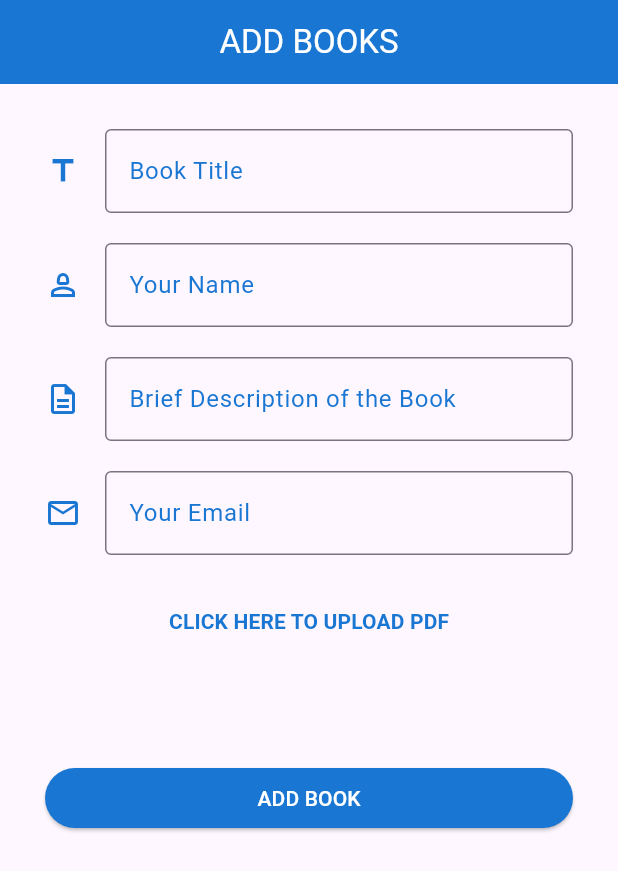
After one commit to iqbalsuwandi20/e-library, a Flutter app: the screen it shows after launch, after a tap on an icon or button, on a phone screen of 412 x 824 dp. The commit adds this screen. Shown: the top 871 px of the screen. Run offline on Flutter 3.47's test engine with Material 3 defaults, Android fonts, the phone set to English and light mode, and no system bars; our stand-ins replace convex_bottom_bar, file_picker, get, lottie, sqflite; accounts and stored records are empty.

Commit message:
berhasilmenambah book

```diff
--- /dev/null
+++ b/lib/app/data/databases/database_helper.dart
@@ -0,0 +1,65 @@
+import 'package:sqflite/sqflite.dart';
+import 'package:path/path.dart';
+
+import '../models/book_model.dart';
+
+class DatabaseHelper {
+  static final DatabaseHelper _instance = DatabaseHelper._internal();
+  factory DatabaseHelper() => _instance;
+  DatabaseHelper._internal();
+
+  static Database? _database;
+
+  Future<Database> get database async {
+    if (_database != null) return _database!;
+    _database = await _initDB();
+    return _database!;
+  }
+
+  Future<Database> _initDB() async {
+    String path = join(await getDatabasesPath(), 'books.db');
+    return await openDatabase(
+      path,
+      version: 1,
+      onCreate: (db, version) {
+        return db.execute('''
+          CREATE TABLE books(
+            id INTEGER PRIMARY KEY AUTOINCREMENT,
+            title TEXT,
+            author TEXT,
+            email TEXT,
+            pdfPath TEXT,
+            description TEXT
+          )
+        ''');
+      },
+    );
+  }
+
+  Future<void> insertBook(BookModel book) async {
+    final db = await database;
+    await db.insert(
+      'books',
+      book.toMap(),
+      conflictAlgorithm: ConflictAlgorithm.replace,
+    );
+  }
+
+  Future<List<BookModel>> getBooks() async {
+    final db = await database;
+    final List<Map<String, dynamic>> maps = await db.query('books');
+
+    return List.generate(maps.length, (i) {
+      return BookModel.fromMap(maps[i]);
+    });
+  }
+
+  Future<void> deleteBook(int id) async {
+    final db = await database;
+    await db.delete(
+      'books',
+      where: 'id = ?',
+      whereArgs: [id],
+    );
+  }
+}
--- /dev/null
+++ b/lib/app/data/models/book_model.dart
@@ -0,0 +1,39 @@
+class BookModel {
+  final int? id;
+  final String title;
+  final String author;
+  final String email;
+  final String pdfPath;
+  final String description;
+
+  BookModel({
+    this.id,
+    required this.title,
+    required this.author,
+    required this.email,
+    required this.pdfPath,
+    required this.description,
+  });
+
+  Map<String, dynamic> toMap() {
+    return {
+      'id': id,
+      'title': title,
+      'author': author,
+      'email': email,
+      'pdfPath': pdfPath,
+      'description': description,
+    };
+  }
+
+  factory BookModel.fromMap(Map<String, dynamic> map) {
+    return BookModel(
+      id: map['id'],
+      title: map['title'],
+      author: map['author'],
+      email: map['email'],
+      pdfPath: map['pdfPath'],
+      description: map['description'],
+    );
+  }
+}
--- /dev/null
+++ b/lib/app/modules/add_books/bindings/add_books_binding.dart
@@ -0,0 +1,12 @@
+import 'package:get/get.dart';
+
+import '../controllers/add_books_controller.dart';
+
+class AddBooksBinding extends Bindings {
+  @override
+  void dependencies() {
+    Get.lazyPut<AddBooksController>(
+      () => AddBooksController(),
+    );
+  }
+}
--- /dev/null
+++ b/lib/app/modules/add_books/controllers/add_books_controller.dart
@@ -0,0 +1,72 @@
+import 'package:flutter/material.dart';
+import 'package:get/get.dart';
+import 'package:file_picker/file_picker.dart';
+
+import '../../../data/databases/database_helper.dart';
+import '../../../data/models/book_model.dart';
+
+class AddBooksController extends GetxController {
+  TextEditingController titleC = TextEditingController();
+  TextEditingController nameC = TextEditingController();
+  TextEditingController emailC = TextEditingController();
+  TextEditingController descriptionC = TextEditingController();
+
+  RxBool isLoading = false.obs;
+  RxString pdfPath = ''.obs;
+
+  Future<void> pickPdfFile() async {
+    FilePickerResult? result = await FilePicker.platform.pickFiles(
+      type: FileType.custom,
+      allowedExtensions: ['pdf'],
+    );
+
+    if (result != null && result.files.isNotEmpty) {
+      if (result.files.single.extension == 'pdf') {
+        pdfPath.value = result.files.single.path!;
+      } else {
+        Get.snackbar("Error", "Hanya file PDF yang bisa diupload.",
+            snackPosition: SnackPosition.BOTTOM);
+      }
+    }
+  }
+
+  Future<void> addBooks() async {
+    if (titleC.text.isNotEmpty &&
+        nameC.text.isNotEmpty &&
+        emailC.text.isNotEmpty &&
+        descriptionC.text.isNotEmpty &&
+        pdfPath.value.isNotEmpty) {
+      isLoading.value = true;
+      try {
+        BookModel book = BookModel(
+          title: titleC.text,
+          author: nameC.text,
+          email: emailC.text,
+          pdfPath: pdfPath.value,
+          description: descriptionC.text,
+        );
+
+        await DatabaseHelper().insertBook(book);
+
+        Get.back();
+
+        Get.snackbar("Success", "Book added successfully",
+            snackPosition: SnackPosition.BOTTOM);
+      } catch (e) {
+        Get.snackbar("Error", "Failed to add book: $e",
+            snackPosition: SnackPosition.BOTTOM);
+      } finally {
+        isLoading.value = false;
+
+        titleC.clear();
+        nameC.clear();
+        emailC.clear();
+        descriptionC.clear();
+        pdfPath.value = '';
+      }
+    } else {
+      Get.snackbar("Error", "Please fill all fields and upload a PDF",
+          snackPosition: SnackPosition.BOTTOM);
+    }
+  }
+}
--- /dev/null
+++ b/lib/app/modules/add_books/views/add_books_view.dart
@@ -0,0 +1,138 @@
+import 'package:flutter/material.dart';
+
+import 'package:get/get.dart';
+
+import '../controllers/add_books_controller.dart';
+
+class AddBooksView extends GetView<AddBooksController> {
+  const AddBooksView({super.key});
+
+  @override
+  Widget build(BuildContext context) {
+    return Scaffold(
+      appBar: AppBar(
+        title: const Text(
+          'ADD BOOKS',
+          style: TextStyle(color: Colors.white),
+        ),
+        centerTitle: true,
+        leading: SizedBox(),
+        backgroundColor: Colors.blue[700],
+      ),
+      body: ListView(
+        padding: EdgeInsets.all(30),
+        children: [
+          TextField(
+            controller: controller.titleC,
+            autocorrect: false,
+            textInputAction: TextInputAction.next,
+            cursorColor: Colors.blue[700],
+            decoration: InputDecoration(
+              icon: Icon(
+                Icons.title_outlined,
+                color: Colors.blue[700],
+              ),
+              labelText: "Book Title",
+              labelStyle: TextStyle(color: Colors.blue[700]),
+              border: OutlineInputBorder(),
+            ),
+          ),
+          SizedBox(height: 20),
+          TextField(
+            controller: controller.nameC,
+            autocorrect: false,
+            textInputAction: TextInputAction.next,
+            cursorColor: Colors.blue[700],
+            decoration: InputDecoration(
+              icon: Icon(
+                Icons.person_2_outlined,
+                color: Colors.blue[700],
+              ),
+              labelText: "Your Name",
+              labelStyle: TextStyle(color: Colors.blue[700]),
+              border: OutlineInputBorder(),
+            ),
+          ),
+          SizedBox(height: 20),
+          TextField(
+            controller: controller.descriptionC,
+            autocorrect: false,
+            textInputAction: TextInputAction.next,
+            cursorColor: Colors.blue[700],
+            decoration: InputDecoration(
+              icon: Icon(
+                Icons.description_outlined,
+                color: Colors.blue[700],
+              ),
+              labelText: "Brief Description of the Book",
+              labelStyle: TextStyle(color: Colors.blue[700]),
+              border: OutlineInputBorder(),
+            ),
+          ),
+          SizedBox(height: 20),
+          TextField(
+            controller: controller.emailC,
+            autocorrect: false,
+            textInputAction: TextInputAction.done,
+            cursorColor: Colors.blue[700],
+            keyboardType: TextInputType.emailAddress,
+            decoration: InputDecoration(
+              icon: Icon(
+                Icons.email_outlined,
+                color: Colors.blue[700],
+              ),
+              labelText: "Your Email",
+              labelStyle: TextStyle(color: Colors.blue[700]),
+              border: OutlineInputBorder(),
+            ),
+          ),
+          SizedBox(height: 20),
+          Obx(() {
+            return Column(
+              children: [
+                TextButton(
+                  onPressed: () async {
+                    if (controller.isLoading.isFalse) {
+                      await controller.pickPdfFile();
+                    }
+                  },
+                  child: Text(
+                    controller.isLoading.isFalse
+                        ? "CLICK HERE TO UPLOAD PDF"
+                        : "LOADING..",
+                    style: TextStyle(
+                      color: Colors.blue[700],
+                      fontWeight: FontWeight.bold,
+                    ),
+                  ),
+                ),
+                if (controller.pdfPath.value.isNotEmpty)
+                  Text(
+                    'Uploaded PDF: ${controller.pdfPath.value.split('/').last}',
+                    style: TextStyle(
+                        color: Colors.blue[700], fontWeight: FontWeight.bold),
+                  ),
+              ],
+            );
+          }),
+          SizedBox(height: 70),
+          Obx(() {
+            return ElevatedButton(
+              onPressed: () async {
+                if (controller.isLoading.isFalse) {
+                  await controller.addBooks();
+                }
+              },
+              style:
+                  ElevatedButton.styleFrom(backgroundColor: Colors.blue[700]),
+              child: Text(
+                controller.isLoading.isFalse ? "ADD BOOK" : "LOADING..",
+                style: TextStyle(color: Colors.white),
+              ),
+            );
+          }),
+        ],
+      ),
+    );
+  }
+}
--- a/lib/app/modules/explore_page/controllers/explore_page_controller.dart
+++ b/lib/app/modules/explore_page/controllers/explore_page_controller.dart
@@ -1,23 +1,28 @@
 import 'package:get/get.dart';
+import '../../../data/databases/database_helper.dart';
+import '../../../data/models/book_model.dart';
 
 class ExplorePageController extends GetxController {
-  //TODO: Implement ExplorePageController
+  RxBool isLoading = false.obs;
+  RxList<BookModel> books = <BookModel>[].obs; // Menyimpan daftar buku
 
-  final count = 0.obs;
   @override
   void onInit() {
     super.onInit();
+    fetchBooks(); // Memuat data buku saat controller diinisialisasi
   }
 
-  @override
-  void onReady() {
-    super.onReady();
+  Future<List<BookModel>> fetchBooks() async {
+    isLoading.value = true;
+    try {
+      books.value =
+          await DatabaseHelper().getBooks(); // Ambil buku dari database
+      return books; // Kembalikan daftar buku
+    } catch (e) {
+      // Tangani kesalahan jika perlu
+      throw Exception("Failed to fetch books: $e");
+    } finally {
+      isLoading.value = false; // Set loading false
+    }
   }
-
-  @override
-  void onClose() {
-    super.onClose();
-  }
-
-  void increment() => count.value++;
 }
--- a/lib/app/modules/explore_page/views/explore_page_view.dart
+++ b/lib/app/modules/explore_page/views/explore_page_view.dart
@@ -1,23 +1,63 @@
 import 'package:flutter/material.dart';
+import 'package:get/get.dart';
+import 'package:lottie/lottie.dart';
 
-import 'package:get/get.dart';
-
+import '../../../routes/app_pages.dart';
 import '../controllers/explore_page_controller.dart';
+import '../../../data/models/book_model.dart';
 
 class ExplorePageView extends GetView<ExplorePageController> {
-  const ExplorePageView({super.key});
+  ExplorePageView({super.key}) {
+    Get.put(ExplorePageController());
+  }
+
   @override
   Widget build(BuildContext context) {
     return Scaffold(
-      appBar: AppBar(
-        title: const Text('ExplorePageView'),
-        centerTitle: true,
+      body: FutureBuilder<List<BookModel>>(
+        future: controller.fetchBooks(),
+        builder: (context, snapshot) {
+          if (snapshot.connectionState == ConnectionState.waiting) {
+            return const Center(child: CircularProgressIndicator());
+          } else if (snapshot.hasError) {
+            return Center(child: Text("Error: ${snapshot.error}"));
+          } else if (snapshot.hasData && snapshot.data!.isEmpty) {
+            return const Center(child: Text("No books available."));
+          } else {
+            final books = snapshot.data!;
+            return ListView.builder(
+              itemCount: books.length,
+              itemBuilder: (context, index) {
+                final book = books[index];
+                return Card(
+                  margin:
+                      const EdgeInsets.symmetric(vertical: 8, horizontal: 16),
+                  child: ListTile(
+                    title: Text(book.title,
+                        style: const TextStyle(fontWeight: FontWeight.bold)),
+                    subtitle: Column(
+                      crossAxisAlignment: CrossAxisAlignment.start,
+                      children: [
+                        Text("Author: ${book.author}"),
+                        Text("Description: ${book.description}"),
+                        Text("Email: ${book.email}"),
+                        const SizedBox(height: 4),
+                        Text("PDF: ${book.pdfPath.split('/').last}"),
+                      ],
+                    ),
+                  ),
+                );
+              },
+            );
+          }
+        },
       ),
-      body: const Center(
-        child: Text(
-          'ExplorePageView is working',
-          style: TextStyle(fontSize: 20),
-        ),
+      floatingActionButton: FloatingActionButton(
+        onPressed: () {
+          Get.toNamed(Routes.ADD_BOOKS);
+        },
+        backgroundColor: Colors.blue[700],
+        child: Lottie.asset("assets/lotties/add.json"),
       ),
     );
   }
--- a/lib/app/routes/app_routes.dart
+++ b/lib/app/routes/app_routes.dart
@@ -9,6 +9,7 @@ abstract class Routes {
   static const SEARCH_PAGE = _Paths.SEARCH_PAGE;
   static const FAVORITE_PAGE = _Paths.FAVORITE_PAGE;
   static const PROFILE_PAGE = _Paths.PROFILE_PAGE;
+  static const ADD_BOOKS = _Paths.ADD_BOOKS;
 }
 
 abstract class _Paths {
@@ -19,4 +20,5 @@ abstract class _Paths {
   static const SEARCH_PAGE = '/search-page';
   static const FAVORITE_PAGE = '/favorite-page';
   static const PROFILE_PAGE = '/profile-page';
+  static const ADD_BOOKS = '/add-books';
 }
--- a/pubspec.yaml
+++ b/pubspec.yaml
@@ -37,6 +37,10 @@ dependencies:
   get: ^4.6.6
   lottie: ^3.1.2
   convex_bottom_bar: ^3.2.0
+  sqflite: ^2.4.0
+  path: ^1.9.0
+  path_provider: ^2.1.4
+  file_picker: ^8.1.2
 
 dev_dependencies:
   flutter_test:
```
Also changed, not shown: lib/app/routes/app_pages.dart (+8 -1 lines), pubspec.lock, 1 other file.
